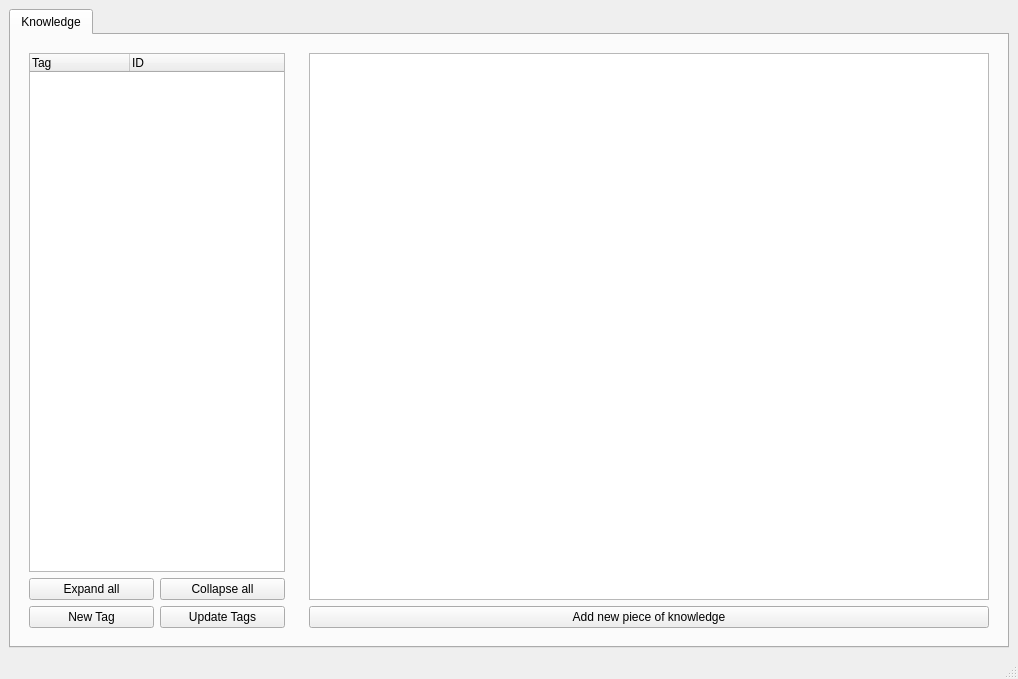
Old version of the form iknow/ui/mainwindow.ui in the repository j-kallwies/IKnow.
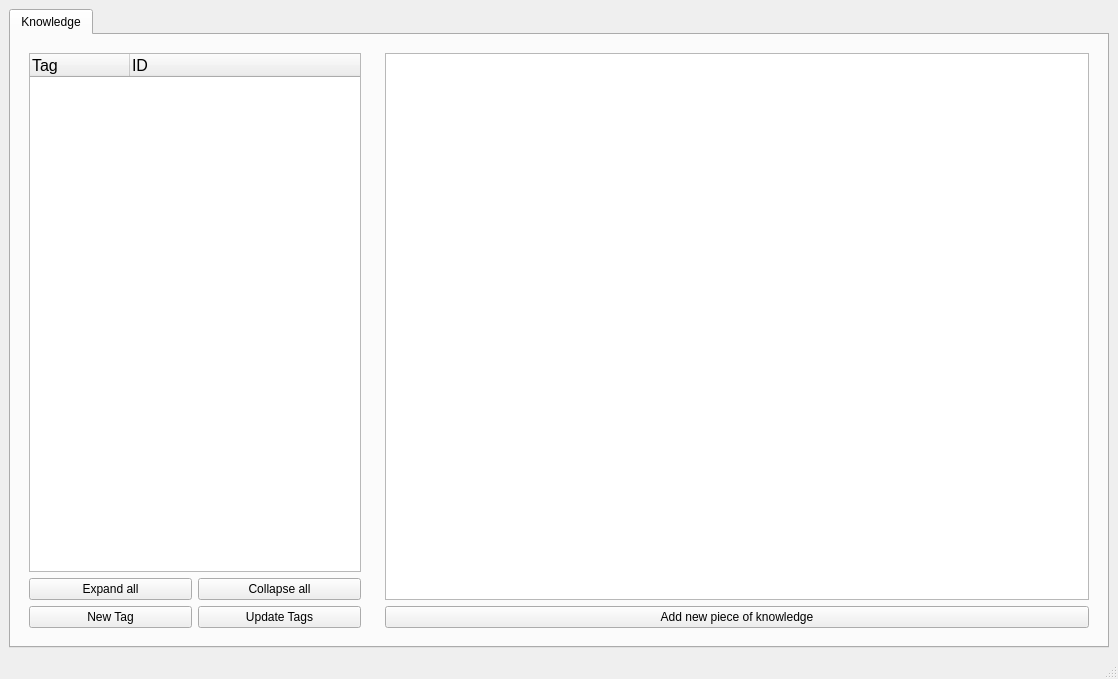
New version of the form.

Commit message: Optimize main GUI

```diff
--- a/iknow/ui/mainwindow.ui
+++ b/iknow/ui/mainwindow.ui
@@ -6,7 +6,7 @@
    <rect>
     <x>0</x>
     <y>0</y>
-    <width>1018</width>
+    <width>1118</width>
     <height>679</height>
    </rect>
   </property>
@@ -33,6 +33,18 @@
             <verstretch>0</verstretch>
            </sizepolicy>
           </property>
+          <property name="minimumSize">
+           <size>
+            <width>350</width>
+            <height>0</height>
+           </size>
+          </property>
+          <property name="baseSize">
+           <size>
+            <width>300</width>
+            <height>0</height>
+           </size>
+          </property>
           <layout class="QGridLayout" name="gridLayout">
            <item row="2" column="0">
             <widget class="QPushButton" name="newTagButton">
@@ -51,11 +63,16 @@
            <item row="0" column="0" colspan="2">
             <widget class="QTreeWidget" name="tagTreeWidget">
              <property name="sizePolicy">
-              <sizepolicy hsizetype="Fixed" vsizetype="Expanding">
+              <sizepolicy hsizetype="Expanding" vsizetype="Expanding">
                <horstretch>0</horstretch>
                <verstretch>0</verstretch>
               </sizepolicy>
              </property>
+             <property name="font">
+              <font>
+               <pointsize>12</pointsize>
+              </font>
+             </property>
              <column>
               <property name="text">
                <string>Tag</string>
@@ -96,9 +113,18 @@
           <layout class="QVBoxLayout" name="verticalLayout_3">
            <item>
             <widget class="QTableView" name="knowledgeTableView">
+             <property name="alternatingRowColors">
+              <bool>true</bool>
+             </property>
              <property name="selectionBehavior">
               <enum>QAbstractItemView::SelectRows</enum>
              </property>
+             <attribute name="verticalHeaderDefaultSectionSize">
+              <number>40</number>
+             </attribute>
+             <attribute name="verticalHeaderMinimumSectionSize">
+              <number>30</number>
+             </attribute>
             </widget>
            </item>
            <item>
```
Left out of the diff: 30 changed lines with no effect on the pictures. The commit also changes 1 other file.
